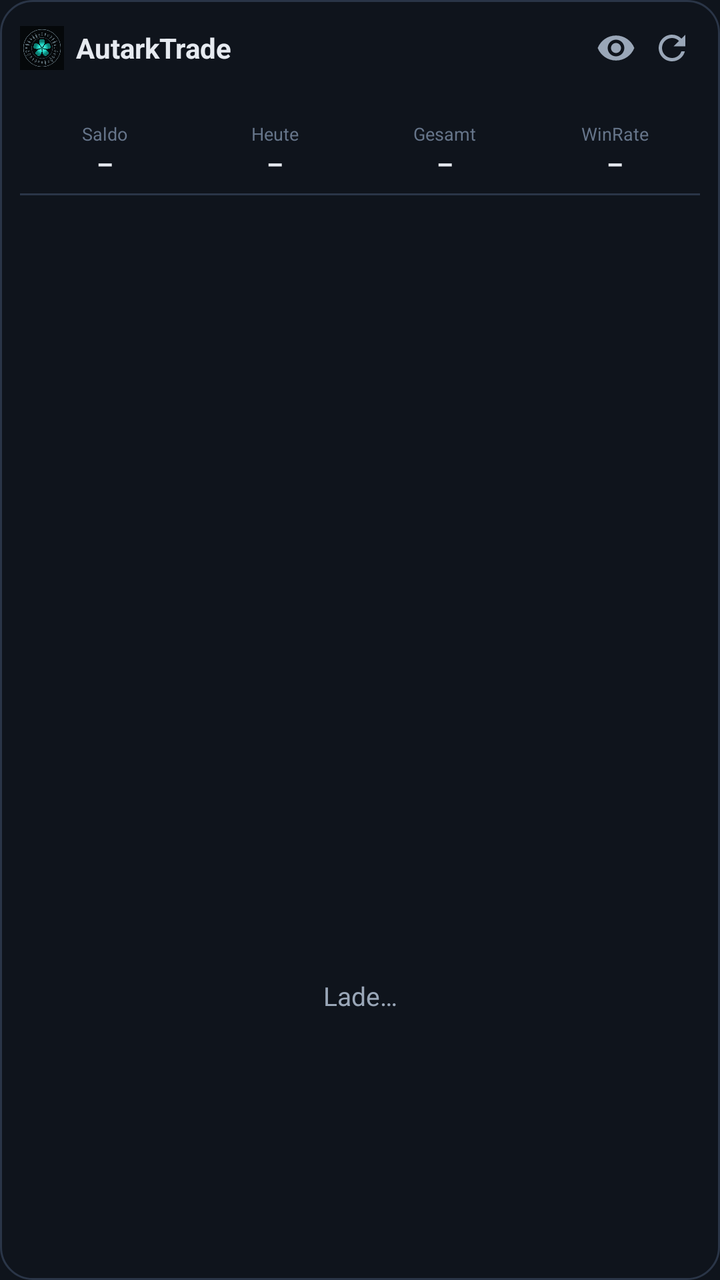
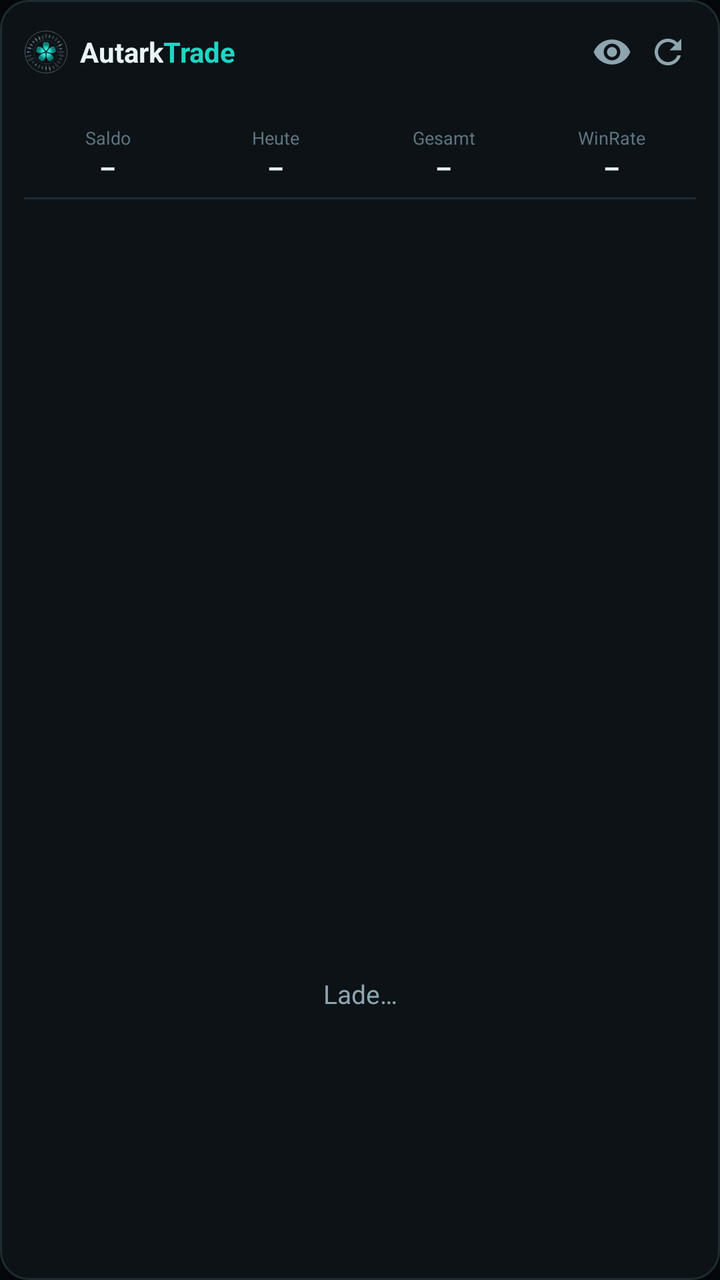

Screens rendered from an Android XML layout before and after an edit, with the pre-edit source and the edit as a unified diff.
<!-- AndroidManifest.xml: application theme Theme.TradingWidget -->
<!-- res/layout/widget_main.xml -->
<?xml version="1.0" encoding="utf-8"?>
<LinearLayout xmlns:android="http://schemas.android.com/apk/res/android"
    android:layout_width="match_parent"
    android:layout_height="match_parent"
    android:orientation="vertical"
    android:background="@drawable/widget_bg"
    android:padding="10dp">

    
    <LinearLayout
        android:layout_width="match_parent"
        android:layout_height="wrap_content"
        android:orientation="horizontal"
        android:gravity="center_vertical">

        <ImageView
            android:layout_width="22dp"
            android:layout_height="22dp"
            android:layout_marginEnd="6dp"
            android:src="@drawable/ic_logo"
            android:contentDescription="@string/app_name" />

        <TextView
            android:id="@+id/title"
            android:layout_width="0dp"
            android:layout_height="wrap_content"
            android:layout_weight="1"
            android:text="@string/app_name"
            android:textColor="@color/text_primary"
            android:textSize="14sp"
            android:textStyle="bold" />

        <TextView
            android:id="@+id/updated"
            android:layout_width="wrap_content"
            android:layout_height="wrap_content"
            android:layout_marginEnd="6dp"
            android:text=""
            android:textColor="@color/text_muted"
            android:textSize="10sp" />

        <ImageView
            android:id="@+id/btn_eye"
            android:layout_width="28dp"
            android:layout_height="28dp"
            android:padding="4dp"
            android:src="@drawable/ic_eye"
            android:contentDescription="@string/w_toggle_balance" />

        <ImageView
            android:id="@+id/btn_refresh"
            android:layout_width="28dp"
            android:layout_height="28dp"
            android:padding="4dp"
            android:src="@drawable/ic_refresh"
            android:contentDescription="@string/cfg_test" />

        <ProgressBar
            android:id="@+id/refreshing"
            style="?android:attr/progressBarStyleSmall"
            android:layout_width="22dp"
            android:layout_height="22dp"
            android:layout_marginStart="3dp"
            android:indeterminate="true"
            android:visibility="gone" />
    </LinearLayout>

    
    <TextView
        android:id="@+id/kpi_broker"
        android:layout_width="wrap_content"
        android:layout_height="wrap_content"
        android:layout_marginTop="5dp"
        android:text=""
        android:textColor="@color/accent"
        android:textSize="11sp"
        android:textStyle="bold" />

    
    <LinearLayout
        android:layout_width="match_parent"
        android:layout_height="wrap_content"
        android:orientation="horizontal"
        android:layout_marginTop="3dp"
        android:baselineAligned="false">

        <LinearLayout style="@style/KpiCell">
            <TextView style="@style/KpiLabel" android:text="Saldo" />
            <TextView android:id="@+id/kpi_balance" style="@style/KpiValue" android:text="–" />
        </LinearLayout>

        <LinearLayout style="@style/KpiCell">
            <TextView style="@style/KpiLabel" android:text="Heute" />
            <TextView android:id="@+id/kpi_today" style="@style/KpiValue" android:text="–" />
        </LinearLayout>

        <LinearLayout style="@style/KpiCell">
            <TextView style="@style/KpiLabel" android:text="Gesamt" />
            <TextView android:id="@+id/kpi_total" style="@style/KpiValue" android:text="–" />
        </LinearLayout>

        <LinearLayout style="@style/KpiCell">
            <TextView style="@style/KpiLabel" android:text="WinRate" />
            <TextView android:id="@+id/kpi_winrate" style="@style/KpiValue" android:text="–" />
        </LinearLayout>
    </LinearLayout>

    <LinearLayout
        android:layout_width="match_parent"
        android:layout_height="1dp"
        android:layout_marginTop="6dp"
        android:layout_marginBottom="4dp"
        android:background="@color/separator" />

    
    
    <ListView
        android:id="@+id/list"
        android:layout_width="match_parent"
        android:layout_height="0dp"
        android:layout_weight="1"
        android:divider="@null"
        android:dividerHeight="0dp" />

    
    <TextView
        android:id="@+id/empty"
        android:layout_width="match_parent"
        android:layout_height="0dp"
        android:layout_weight="1"
        android:gravity="center"
        android:text="@string/w_loading"
        android:textColor="@color/text_secondary"
        android:textSize="13sp" />
</LinearLayout>
<!-- resources referenced by this layout -->
<resources>
  <color name="accent">#3B82F6</color>
  <color name="separator">#2A3547</color>
  <color name="text_muted">#66758A</color>
  <color name="text_primary">#E6EAF0</color>
  <color name="text_secondary">#9AA7B8</color>
  <!-- drawable ic_logo: png bitmap (drawable-nodpi, 100592 bytes) -->
  <!-- drawable ic_refresh (drawable) -->
  <vector xmlns:android="http://schemas.android.com/apk/res/android"
      android:width="24dp"
      android:height="24dp"
      android:viewportWidth="24"
      android:viewportHeight="24"
      android:tint="@color/text_secondary">
      <path
          android:fillColor="#FFFFFF"
          android:pathData="M17.65,6.35C16.2,4.9 14.21,4 12,4c-4.42,0 -7.99,3.58 -7.99,8s3.57,8 7.99,8c3.73,0 6.84,-2.55 7.73,-6h-2.08c-0.82,2.33 -3.04,4 -5.65,4 -3.31,0 -6,-2.69 -6,-6s2.69,-6 6,-6c1.66,0 3.14,0.69 4.22,1.78L13,11h7V4l-2.35,2.35z" />
  </vector>
  <!-- drawable widget_bg (drawable) -->
  <?xml version="1.0" encoding="utf-8"?>
  <shape xmlns:android="http://schemas.android.com/apk/res/android"
      android:shape="rectangle">
      <solid android:color="@color/bg" />
      <corners android:radius="16dp" />
      <stroke android:width="1dp" android:color="@color/separator" />
  </shape>
  <string name="app_name">AutarkTrade</string>
  <string name="cfg_test">Verbindung testen</string>
  <string name="w_loading">Lade…</string>
  <string name="w_toggle_balance">Saldo ein-/ausblenden</string>
  <style name="KpiCell">
          <item name="android:layout_width">0dp</item>
          <item name="android:layout_height">wrap_content</item>
          <item name="android:layout_weight">1</item>
          <item name="android:orientation">vertical</item>
          <item name="android:gravity">center_horizontal</item>
      </style>
  <style name="KpiLabel">
          <item name="android:layout_width">wrap_content</item>
          <item name="android:layout_height">wrap_content</item>
          <item name="android:textColor">@color/text_muted</item>
          <item name="android:textSize">9sp</item>
      </style>
  <style name="KpiValue">
          <item name="android:layout_width">wrap_content</item>
          <item name="android:layout_height">wrap_content</item>
          <item name="android:textColor">@color/text_primary</item>
          <item name="android:textSize">13sp</item>
          <item name="android:textStyle">bold</item>
      </style>
  <style name="Theme.TradingWidget" parent="Theme.AppCompat.DayNight.NoActionBar">
          <item name="android:windowBackground">@color/bg</item>
          <item name="colorPrimary">@color/accent</item>
          <item name="colorAccent">@color/accent</item>
          <item name="android:statusBarColor">@color/bg</item>
      </style>
  <color name="bg">#0F141C</color>
  <!-- unchanged entries left out for length: 1 -->
</resources>

<!-- the commit's change to res/layout/widget_main.xml (unified diff, before → after) -->
@@ -4,7 +4,7 @@
     android:layout_height="match_parent"
     android:orientation="vertical"
     android:background="@drawable/widget_bg"
-    android:padding="10dp">
+    android:padding="12dp">
 
     
     <LinearLayout
@@ -13,22 +13,48 @@
         android:orientation="horizontal"
         android:gravity="center_vertical">
 
-        <ImageView
-            android:layout_width="22dp"
-            android:layout_height="22dp"
-            android:layout_marginEnd="6dp"
-            android:src="@drawable/ic_logo"
-            android:contentDescription="@string/app_name" />
-
-        <TextView
+        
+        <LinearLayout
             android:id="@+id/title"
             android:layout_width="0dp"
             android:layout_height="wrap_content"
             android:layout_weight="1"
-            android:text="@string/app_name"
-            android:textColor="@color/text_primary"
-            android:textSize="14sp"
-            android:textStyle="bold" />
+            android:orientation="horizontal"
+            android:gravity="center_vertical">
+
+            <ImageView
+                android:layout_width="22dp"
+                android:layout_height="22dp"
+                android:layout_marginEnd="6dp"
+                android:src="@drawable/ic_logo"
+                android:contentDescription="@string/app_name" />
+
+            <TextView
+                android:layout_width="wrap_content"
+                android:layout_height="wrap_content"
+                android:text="Autark"
+                android:textColor="@color/text"
+                android:textSize="14sp"
+                android:textStyle="bold" />
+
+            <TextView
+                android:layout_width="wrap_content"
+                android:layout_height="wrap_content"
+                android:text="Trade"
+                android:textColor="@color/accent"
+                android:textSize="14sp"
+                android:textStyle="bold" />
+
+            
+            <ImageView
+                android:id="@+id/alarm_an"
+                android:layout_width="14dp"
+                android:layout_height="14dp"
+                android:layout_marginStart="6dp"
+                android:src="@drawable/ic_glocke"
+                android:visibility="gone"
+                android:contentDescription="@string/w_alarme_an" />
+        </LinearLayout>
 
         <TextView
             android:id="@+id/updated"
<!-- resource entries referenced after the edit -->
@@ -1,11 +1,21 @@
 <!-- resources referenced by this layout -->
 <resources>
-  <color name="accent">#3B82F6</color>
-  <color name="separator">#2A3547</color>
-  <color name="text_muted">#66758A</color>
-  <color name="text_primary">#E6EAF0</color>
-  <color name="text_secondary">#9AA7B8</color>
-  <!-- drawable ic_logo: png bitmap (drawable-nodpi, 100592 bytes) -->
+  <color name="accent">#1FD6C4</color>
+  <color name="separator">@color/line</color>
+  <color name="text">#E8F4F6</color>
+  <color name="text_muted">#5E7580</color>
+  <color name="text_primary">@color/text</color>
+  <color name="text_secondary">@color/muted</color>
+  <!-- drawable ic_glocke (drawable) -->
+  <?xml version="1.0" encoding="utf-8"?>
+  <vector xmlns:android="http://schemas.android.com/apk/res/android"
+      android:width="24dp" android:height="24dp"
+      android:viewportWidth="24" android:viewportHeight="24"
+      android:tint="@color/accent">
+      <path android:fillColor="#FFFFFF"
+          android:pathData="M12,22c1.1,0 2,-0.9 2,-2h-4c0,1.1 0.89,2 2,2zM18,16v-5c0,-3.07 -1.64,-5.64 -4.5,-6.32V4c0,-0.83 -0.67,-1.5 -1.5,-1.5s-1.5,0.67 -1.5,1.5v0.68C7.63,5.36 6,7.92 6,11v5l-2,2v1h16v-1l-2,-2z" />
+  </vector>
+  <!-- drawable ic_logo: vector/xml drawable (drawable, 19948 chars, omitted) -->
   <!-- drawable ic_refresh (drawable) -->
   <vector xmlns:android="http://schemas.android.com/apk/res/android"
       android:width="24dp"
@@ -21,12 +31,13 @@
   <?xml version="1.0" encoding="utf-8"?>
   <shape xmlns:android="http://schemas.android.com/apk/res/android"
       android:shape="rectangle">
-      <solid android:color="@color/bg" />
-      <corners android:radius="16dp" />
-      <stroke android:width="1dp" android:color="@color/separator" />
+      <solid android:color="@color/panel" />
+      <corners android:radius="14dp" />
+      <stroke android:width="1dp" android:color="@color/line" />
   </shape>
   <string name="app_name">AutarkTrade</string>
   <string name="cfg_test">Verbindung testen</string>
+  <string name="w_alarme_an">Chart-Alarme an</string>
   <string name="w_loading">Lade…</string>
   <string name="w_toggle_balance">Saldo ein-/ausblenden</string>
   <style name="KpiCell">
@@ -49,13 +60,22 @@
           <item name="android:textSize">13sp</item>
           <item name="android:textStyle">bold</item>
       </style>
-  <style name="Theme.TradingWidget" parent="Theme.AppCompat.DayNight.NoActionBar">
+  <style name="Theme.TradingWidget" parent="Theme.AppCompat.NoActionBar">
           <item name="android:windowBackground">@color/bg</item>
           <item name="colorPrimary">@color/accent</item>
           <item name="colorAccent">@color/accent</item>
           <item name="android:statusBarColor">@color/bg</item>
+          <item name="android:navigationBarColor">@color/bg</item>
+          <item name="colorControlActivated">@color/accent</item>
+          <item name="colorControlNormal">@color/muted</item>
+          <item name="android:textColorPrimary">@color/text</item>
+          <item name="android:textColorSecondary">@color/muted</item>
+          <item name="android:colorBackground">@color/bg</item>
       </style>
-  <color name="bg">#0F141C</color>
+  <color name="line">#1D2B33</color>
+  <color name="muted">#8EA5AF</color>
+  <color name="panel">#0C1216</color>
+  <color name="bg">#05080A</color>
   <!-- unchanged entries left out for length: 1 -->
 </resources>
 
